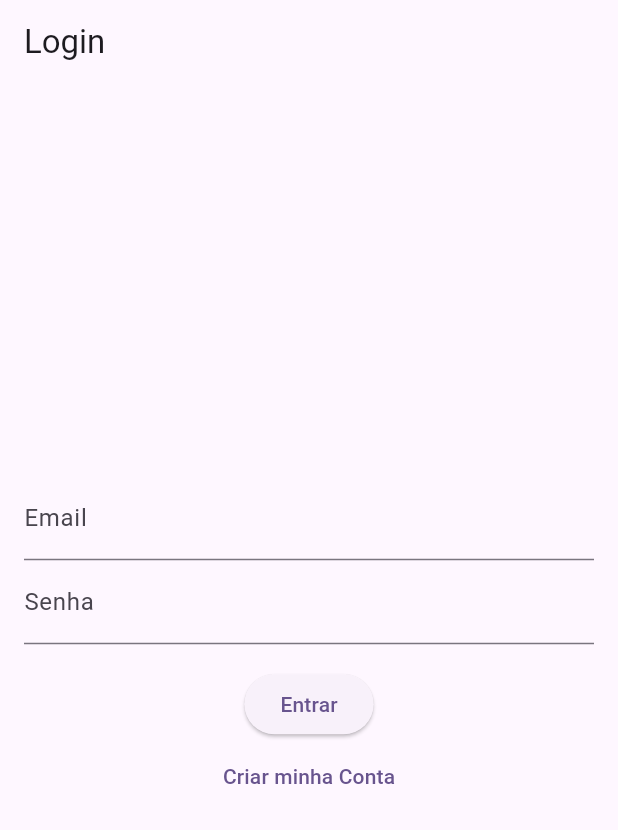
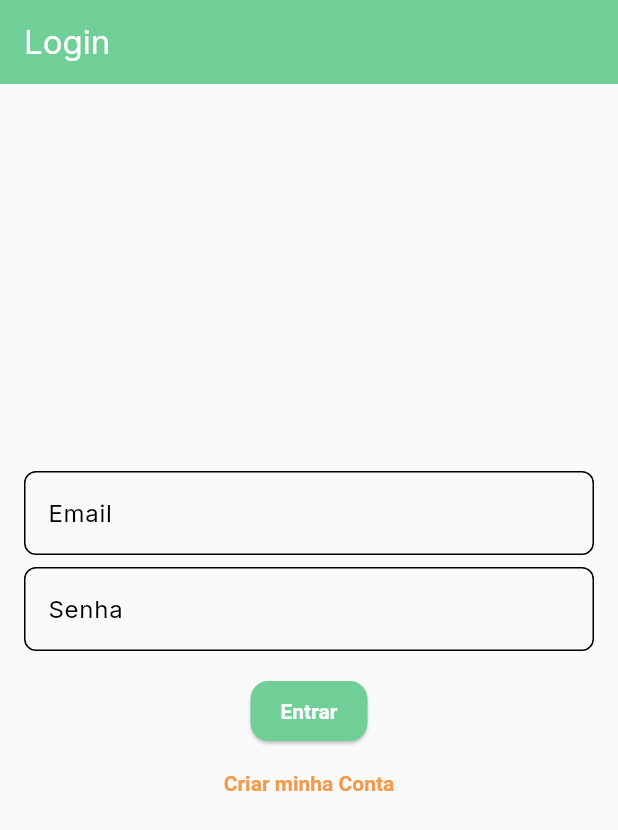
Before and after one commit to luizfilhipi/VidaPlus, a Flutter app: the screen it shows after launch, on a phone screen of 412 x 824 dp. Shown: the top 830 px of the screen. Run offline on Flutter 3.47's test engine with Material 3 defaults, Android fonts, the phone set to English and light mode, and no system bars; our stand-ins replace firebase_auth, firebase_core, get, google_fonts; accounts and stored records are empty; generated files the repository leaves out were written again.

Commit message:
feat(theme): definicao e apliacacao dos themas

```diff
--- /dev/null
+++ b/lib/core/theme/app_colors.dart
@@ -0,0 +1,23 @@
+import 'package:flutter/material.dart';
+
+class AppColors {
+  // Light Mode Colors
+  static const Color primaryLight = Color(0xFF6FCF97); // Verde-menta
+  static const Color secondaryLight = Color(0xFF56CCF2); // Azul suave
+  static const Color surfaceLight = Color(0xFFFAFAFA); // Cinza muito claro
+  static const Color textPrimaryLight = Color(0xFF333333); // Cinza escuro
+  static const Color textSecondaryLight = Color(0xFF828282); // Cinza médio
+  static const Color accentLight = Color(0xFFF2994A); // Laranja vibrante
+  static const Color errorLight = Color(0xFFEB5757); // Vermelho
+  static const Color successLight = Color(0xFF219653); // Verde escuro
+
+  // Dark Mode Colors
+  static const Color primaryDark = Color(0xFF4CAF50);
+  static const Color secondaryDark = Color(0xFF2196F3);
+  static const Color surfaceDark = Color(0xFF1E1E1E); // Para cards, elevações no dark mode
+  static const Color textPrimaryDark = Color(0xFFE0E0E0);
+  static const Color textSecondaryDark = Color(0xFFAAAAAA);
+  static const Color accentDark = Color(0xFFFFA726);
+  static const Color errorDark = Color(0xFFEF5350);
+  static const Color successDark = Color(0xFF66BB6A);
+}
--- /dev/null
+++ b/lib/core/theme/app_themes.dart
@@ -0,0 +1,100 @@
+import 'package:flutter/material.dart';
+import 'package:google_fonts/google_fonts.dart';
+import 'app_colors.dart';
+
+class AppTheme {
+  static ThemeData get light {
+    final base = ThemeData.light();
+
+    return base.copyWith(
+      colorScheme: ColorScheme.light(
+        primary: AppColors.primaryLight,
+        secondary: AppColors.secondaryLight,
+        surface: AppColors.surfaceLight,
+        error: AppColors.errorLight,
+      ),
+      scaffoldBackgroundColor: AppColors.surfaceLight,
+      textTheme: GoogleFonts.interTextTheme().apply(
+        bodyColor: AppColors.textPrimaryLight,
+        displayColor: AppColors.textPrimaryLight,
+      ),
+      appBarTheme: AppBarTheme(
+        backgroundColor: AppColors.primaryLight,
+        foregroundColor: Colors.white,
+        elevation: 0,
+      ),
+      floatingActionButtonTheme: FloatingActionButtonThemeData(
+        backgroundColor: AppColors.accentLight,
+        foregroundColor: Colors.white,
+      ),
+      inputDecorationTheme: InputDecorationTheme(
+        floatingLabelBehavior: FloatingLabelBehavior.auto,
+        border: OutlineInputBorder(
+          borderRadius: BorderRadius.circular(8),
+        ),
+      ),
+      elevatedButtonTheme: ElevatedButtonThemeData(
+        style: ElevatedButton.styleFrom(
+          backgroundColor: AppColors.primaryLight,
+          foregroundColor: Colors.white,
+          textStyle: const TextStyle(fontWeight: FontWeight.w600),
+          shape: RoundedRectangleBorder(borderRadius: BorderRadius.circular(12)),
+          padding: const EdgeInsets.symmetric(horizontal: 20, vertical: 12),
+        ),
+      ),
+      textButtonTheme: TextButtonThemeData(
+        style: TextButton.styleFrom(
+          foregroundColor: AppColors.accentLight,
+          textStyle: const TextStyle(fontWeight: FontWeight.w600),
+        ),
+      ),
+    );
+  }
+
+  static ThemeData get dark {
+    final base = ThemeData.dark();
+
+    return base.copyWith(
+      colorScheme: ColorScheme.dark(
+        primary: AppColors.primaryDark,
+        secondary: AppColors.secondaryDark,
+        surface: AppColors.surfaceDark,
+        error: AppColors.errorDark,
+      ),
+      scaffoldBackgroundColor: AppColors.surfaceDark,
+      textTheme: GoogleFonts.interTextTheme().apply(
+        bodyColor: AppColors.textPrimaryDark,
+        displayColor: AppColors.textPrimaryDark,
+      ),
+      appBarTheme: AppBarTheme(
+        backgroundColor: AppColors.surfaceDark,
+        foregroundColor: AppColors.textPrimaryDark,
+        elevation: 0,
+      ),
+      floatingActionButtonTheme: FloatingActionButtonThemeData(
+        backgroundColor: AppColors.accentDark,
+        foregroundColor: Colors.white,
+      ),
+      inputDecorationTheme: InputDecorationTheme(
+        border: OutlineInputBorder(
+          borderRadius: BorderRadius.circular(8),
+        ),
+      ),
+      elevatedButtonTheme: ElevatedButtonThemeData(
+        style: ElevatedButton.styleFrom(
+          backgroundColor: AppColors.primaryDark,
+          foregroundColor: Colors.white,
+          textStyle: const TextStyle(fontWeight: FontWeight.w600),
+          shape: RoundedRectangleBorder(borderRadius: BorderRadius.circular(12)),
+          padding: const EdgeInsets.symmetric(horizontal: 20, vertical: 12),
+        ),
+      ),
+      textButtonTheme: TextButtonThemeData(
+        style: TextButton.styleFrom(
+          foregroundColor: AppColors.accentDark,
+          textStyle: const TextStyle(fontWeight: FontWeight.w600),
+        ),
+      ),
+    );
+  }
+}
--- a/lib/main.dart
+++ b/lib/main.dart
@@ -1,5 +1,6 @@
 import 'package:flutter/material.dart';
 import 'package:firebase_core/firebase_core.dart';
+import 'package:flutter_vidaplus/core/theme/app_themes.dart';
 import 'firebase_options.dart';
 import 'package:get/get.dart';
 import 'data/datasources/firebase_auth_datasource.dart';
@@ -30,9 +31,9 @@
   Widget build(BuildContext context) {
     return GetMaterialApp(
       title: 'Vida+',
-      theme: ThemeData(
-        colorScheme: ColorScheme.fromSeed(seedColor: Colors.deepPurple),
-      ),
+      theme: AppTheme.light,
+      darkTheme: AppTheme.dark,
+      themeMode: ThemeMode.system, // Alterna conforme o SO
       home: LoginPage(controller: controller),
     );
   }
--- a/lib/presentation/pages/login_page.dart
+++ b/lib/presentation/pages/login_page.dart
@@ -22,6 +22,7 @@ class LoginPage extends StatelessWidget {
               crossAxisAlignment: CrossAxisAlignment.center,
               children: [
                 TextField(controller: emailController, decoration: const InputDecoration(labelText: 'Email')),
+                const SizedBox(height: 8),
                 TextField(controller: passwordController, decoration: const InputDecoration(labelText: 'Senha'), obscureText: true),
                 const SizedBox(height: 16),
                 Obx(() => controller.isLoading.value
--- a/lib/presentation/pages/register_page.dart
+++ b/lib/presentation/pages/register_page.dart
@@ -21,6 +21,7 @@ class RegisterPage extends StatelessWidget {
                 crossAxisAlignment: CrossAxisAlignment.center,
                 children: [
                   TextField(controller: emailController, decoration: const InputDecoration(labelText: 'Email')),
+                  const SizedBox(height: 8),
                   TextField(controller: passwordController, decoration: const InputDecoration(labelText: 'Senha'), obscureText: true),
                   const SizedBox(height: 16),
                   Obx(() => controller.isLoading.value
```
